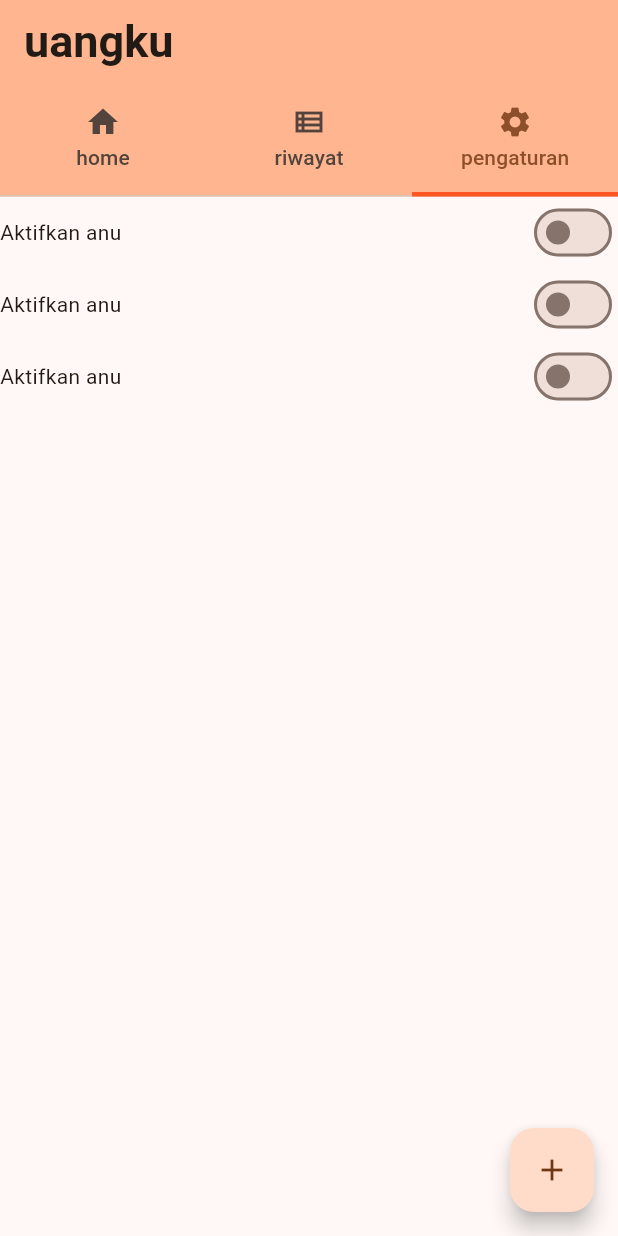
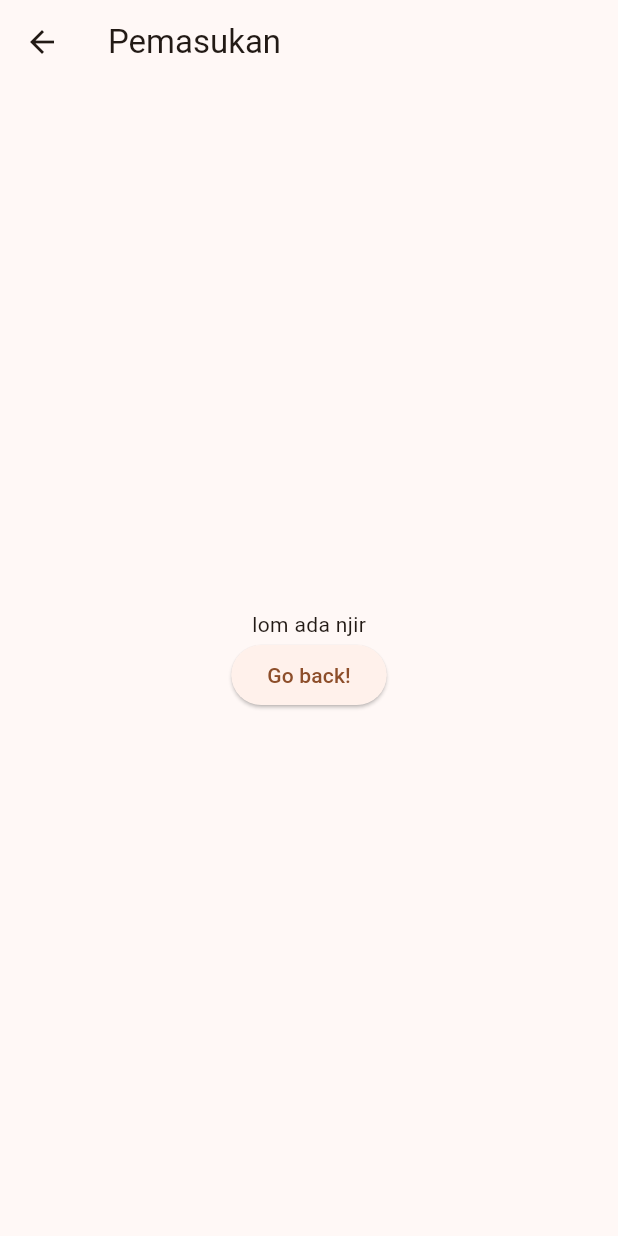
Before and after one commit to RidhoAji921/uangku_app, a Flutter app: the screen it shows after launch, tab 3 chosen, after a tap on the "add" icon, on a phone screen of 412 x 824 dp. Run offline on Flutter 3.47's test engine with Material 2 defaults, Android fonts, the phone set to English and light mode, and no system bars.

Commit message:
add many feature

```diff
--- /dev/null
+++ b/lib/format_currency.dart
@@ -0,0 +1,12 @@
+import 'package:intl/intl.dart';
+
+class CurrencyFormat {
+  static String convertToIdr(dynamic number, int decimalDigit) {
+    NumberFormat currencyFormatter = NumberFormat.currency(
+      locale: 'id',
+      symbol: 'Rp ',
+      decimalDigits: decimalDigit,
+    );
+    return currencyFormatter.format(number);
+  }
+}
--- a/lib/main.dart
+++ b/lib/main.dart
@@ -1,7 +1,8 @@
 import 'package:flutter/material.dart';
-import 'package:uangku_app/home.dart';
-import 'package:uangku_app/riwayat.dart';
-import 'package:uangku_app/pengaturan.dart';
+import 'package:uangku_app/pages/home.dart';
+import 'package:uangku_app/pages/riwayat.dart';
+import 'package:uangku_app/pages/pengaturan.dart';
+import 'pages/pemasukan_page.dart';
 
 void main() {
   runApp(const MyApp());
@@ -65,13 +66,18 @@ class _MyHomePageState extends State<MyHomePage> {
         ),
         body: TabBarView(
           children: [
-            HomeBodyPage(),
+            HomeBodyPage(uang: 100, pemasukanNow: 100, pengeluaranNow: 100,),
             RiwayatBodyPage(),
             PengaturanPageBody(),
           ]
         ),
         floatingActionButton: FloatingActionButton(
-          onPressed: () {print("Floating Action Button");},
+          onPressed: () {
+            Navigator.push(
+              context,
+              MaterialPageRoute(builder: (context) => Pemasukan_page()),
+            );
+          },
           tooltip: 'Increment',
           child: const Icon(Icons.add),
         ),
--- a/lib/home.dart
+++ b/lib/pages/home.dart
@@ -1,6 +1,13 @@
 import 'package:flutter/material.dart';
+import './pemasukan_page.dart';
+import 'package:uangku_app/format_currency.dart';
 
 class HomeBodyPage extends StatelessWidget {
+  const HomeBodyPage({super.key, required this.uang, required this.pemasukanNow, required this.pengeluaranNow});
+  final double uang;
+  final double pemasukanNow;
+  final double pengeluaranNow;
+
   @override
   Widget build(BuildContext context) {
     return Column(
@@ -16,7 +23,7 @@ class HomeBodyPage extends StatelessWidget {
               ),
               borderRadius: const BorderRadius.all(Radius.circular(15))),
           width: 370,
-          child: const Column(
+          child: Column(
             mainAxisAlignment: MainAxisAlignment.start,
             crossAxisAlignment: CrossAxisAlignment.start,
             children: [
@@ -27,13 +34,13 @@ class HomeBodyPage extends StatelessWidget {
               Padding(
                 padding: EdgeInsets.only(top: 0, left: 10),
                 child: Text(
-                  "Rp 69.420",
+                  '${CurrencyFormat.convertToIdr(uang, 2)}',
                   style: TextStyle(fontSize: 20, fontWeight: FontWeight.w900),
                 ),
               ),
               Padding(
                 padding: EdgeInsets.only(top: 0, left: 10, bottom: 10),
-                child: Text("Rp 69.420"),
+                child: Text('${CurrencyFormat.convertToIdr(pemasukanNow, 2)}'),
               ),
             ],
           ),
@@ -55,15 +62,15 @@ class HomeBodyPage extends StatelessWidget {
               Column(
                 children: [
                   Text("Pengeluaran bulan lalu"),
-                  Text("Rp 420.000"),
-                  Icon(Icons.add),
+                  Text("${CurrencyFormat.convertToIdr(pemasukanNow, 2)}", style: TextStyle(fontSize: 25, fontWeight: FontWeight.w500)),
+                  // Icon(Icons.add),
                 ],
               ),
               Column(
                 children: [
                   Text("Pengeluaran bulan ini"),
-                  Text("Rp 420.000"),
-                  Icon(Icons.thumb_up),
+                  Text("${CurrencyFormat.convertToIdr(pengeluaranNow, 2)}", style: TextStyle(fontSize: 25, fontWeight: FontWeight.w500),),
+                  // Icon(Icons.thumb_up),
                 ],
               ),
             ],
@@ -86,7 +93,12 @@ class HomeBodyPage extends StatelessWidget {
               mainAxisAlignment: MainAxisAlignment.spaceEvenly,
               children: [
                 OutlinedButton(
-                  onPressed: () {print("Pemasukkan");},
+                  onPressed: () {
+                    Navigator.push(
+                      context,
+                      MaterialPageRoute(builder: (context) => Pemasukan_page()),
+                    );
+                  },
                   child: const Column(
                     children: [
                       Icon(Icons.add, size: 40,),
--- /dev/null
+++ b/lib/pages/pemasukan_page.dart
@@ -0,0 +1,26 @@
+import 'package:flutter/material.dart';
+
+class Pemasukan_page extends StatelessWidget{
+
+  Widget build(BuildContext context) {
+    return Scaffold(
+      appBar: AppBar(
+        title: const Text("Pemasukan"),
+      ),
+      body: Column(
+        mainAxisAlignment: MainAxisAlignment.center,
+        children: [
+          Center(child: Text("lom ada njir")),
+          Center(
+            child: ElevatedButton(
+              onPressed: () {
+                Navigator.pop(context);
+              },
+              child: const Text('Go back!'),
+            ),
+          ),
+        ]
+      ),
+    );
+  }
+}
--- /dev/null
+++ b/lib/pages/pengaturan.dart
@@ -0,0 +1,49 @@
+import 'package:flutter/material.dart';
+
+class PengaturanPageBody extends StatefulWidget{
+
+  @override
+  State<PengaturanPageBody> createState() => _PengaturanPageBodyState();
+}
+
+class _PengaturanPageBodyState extends State<PengaturanPageBody> {
+  bool pengaturan = false;
+
+  void stateUpdate(bool value){
+    setState(() {
+      pengaturan = value;
+    });
+  }
+
+  @override
+  Widget build(BuildContext context){
+    return Padding(
+      padding: const EdgeInsets.all(8.0),
+      child: Column(
+        children: [
+          Row(
+            mainAxisAlignment: MainAxisAlignment.spaceBetween,
+            children: [
+              Text("Aktifkan anu"),
+              Switch(value: pengaturan, onChanged: stateUpdate)
+            ],
+          ),
+          Row(
+            mainAxisAlignment: MainAxisAlignment.spaceBetween,
+            children: [
+              Text("Aktifkan anu"),
+              Switch(value: pengaturan, onChanged: stateUpdate)
+            ],
+          ),
+          Row(
+            mainAxisAlignment: MainAxisAlignment.spaceBetween,
+            children: [
+              Text("Aktifkan anu"),
+              Switch(value: pengaturan, onChanged: stateUpdate)
+            ],
+          )
+        ],
+      ),
+    );
+  }
+}
--- a/lib/pengaturan.dart
+++ /dev/null
@@ -1,33 +0,0 @@
-import 'package:flutter/material.dart';
-
-class PengaturanPageBody extends StatelessWidget{
-
-  @override
-  Widget build(BuildContext context){
-    return Column(
-      children: [
-        Row(
-          mainAxisAlignment: MainAxisAlignment.spaceBetween,
-          children: [
-            Text("Aktifkan anu"),
-            Switch(value: false, onChanged: (bool aktif) {print("switch kondisi: #aktif");})
-          ],
-        ),
-        Row(
-          mainAxisAlignment: MainAxisAlignment.spaceBetween,
-          children: [
-            Text("Aktifkan anu"),
-            Switch(value: false, onChanged: (bool aktif) {print("switch kondisi: #aktif");})
-          ],
-        ),
-        Row(
-          mainAxisAlignment: MainAxisAlignment.spaceBetween,
-          children: [
-            Text("Aktifkan anu"),
-            Switch(value: false, onChanged: (bool aktif) {print("switch kondisi: #aktif");})
-          ],
-        )
-      ],
-    );
-  }
-}
--- a/pubspec.yaml
+++ b/pubspec.yaml
@@ -30,7 +30,7 @@ environment:
 dependencies:
   flutter:
     sdk: flutter
-
+  intl: ^0.17.0
 
   # The following adds the Cupertino Icons font to your application.
   # Use with the CupertinoIcons class for iOS style icons.
```
Also changed, not shown: lib/pages/riwayat.dart (renamed from lib/riwayat.dart, +25 -23 lines), pubspec.lock.
